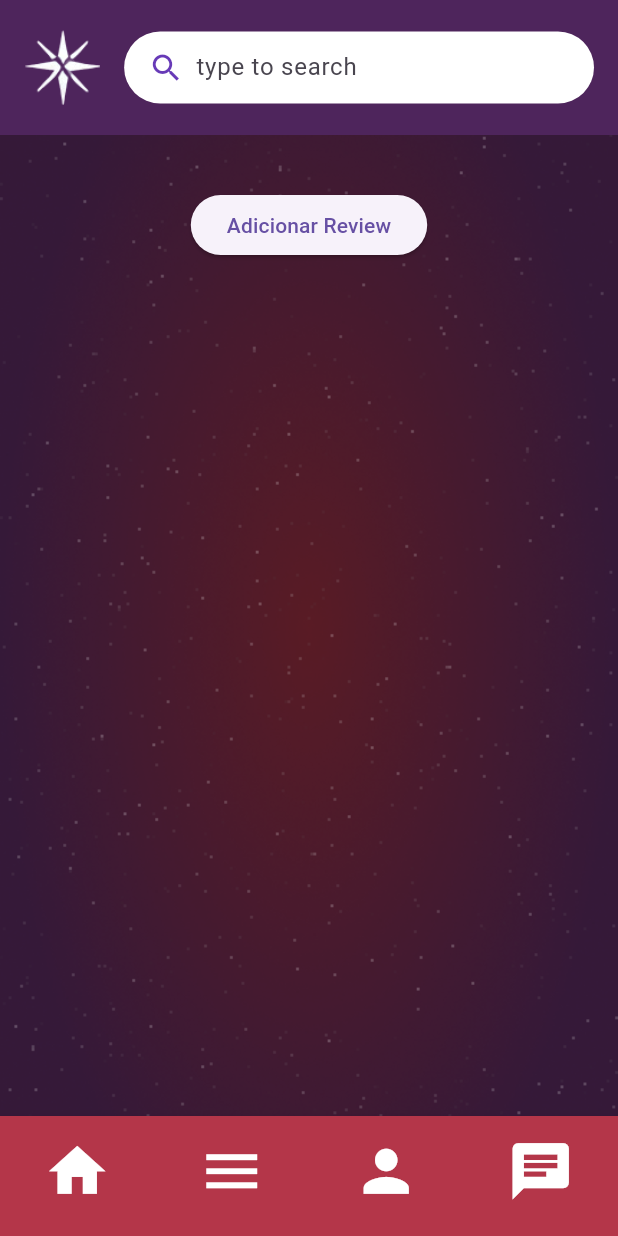
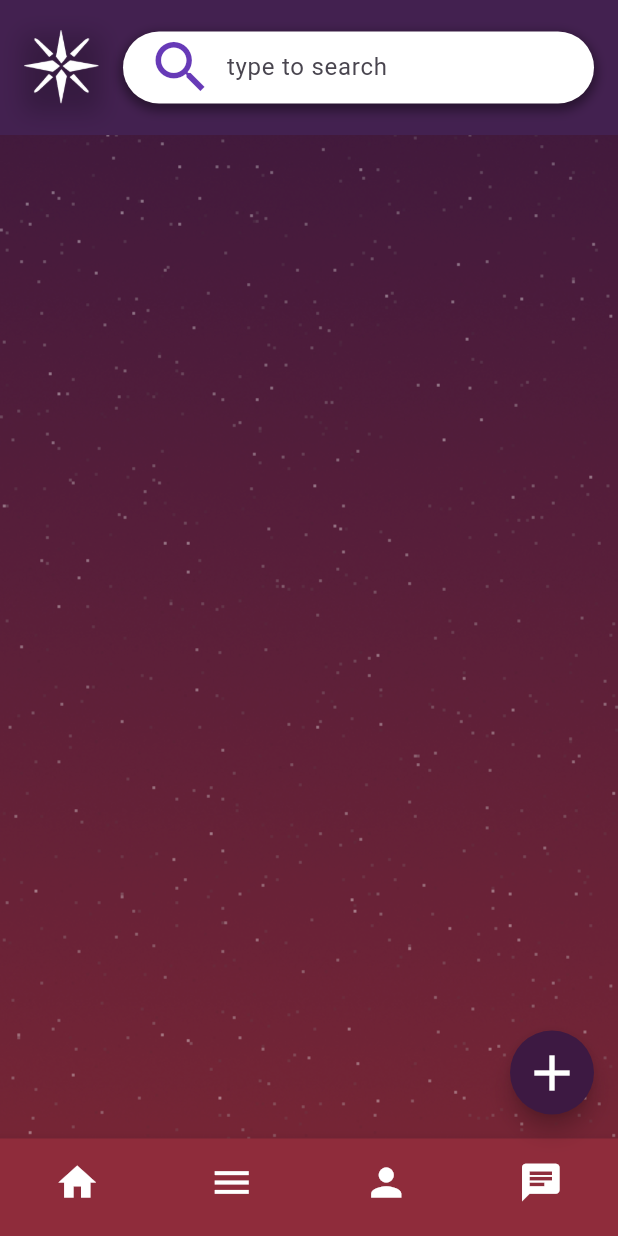
Before and after one commit to ThiNs7/Starlit-App, a Flutter app: the Biblioteca screen opened directly, on a phone screen of 412 x 824 dp. Run offline on Flutter 3.47's test engine with Material 3 defaults, Android fonts, the phone set to English and light mode, and no system bars; our stand-ins replace flutter_rating_bar, google_fonts.

Commit message:
fit: formúlario adicionado e biblioteca atualizada

```diff
--- a/lib/main.dart
+++ b/lib/main.dart
@@ -1,6 +1,7 @@
 import 'package:flutter/material.dart';
 import 'package:provider/provider.dart';
 import 'package:starlitfilms/controllers/authProvider.dart';
+import 'package:starlitfilms/screens/biblioteca.dart';
 import 'package:starlitfilms/screens/entrar.dart';
 import 'package:starlitfilms/screens/homepage.dart';
 
@@ -22,10 +23,11 @@ class MyApp extends StatelessWidget {
       ],
       child: MaterialApp(
         debugShowCheckedModeBanner: false,
-        initialRoute: '/',
+        initialRoute: '/biblioteca',
         routes: {
           '/home' : (context) => HomePage(),
-          '/': (context) => Entrar()
+          '/': (context) => Entrar(),
+          '/biblioteca' : (context) => Biblioteca(),
         },
       ),
     );
--- a/lib/screens/biblioteca.dart
+++ b/lib/screens/biblioteca.dart
@@ -1,18 +1,6 @@
 import 'package:flutter/material.dart';
+import 'package:starlitfilms/components/review_form.dart';
 
-class Review {
-  final String title;
-  final String description;
-  final String imagePath;
-  final int rating;
-
-  Review({
-    required this.title,
-    required this.description,
-    required this.imagePath,
-    required this.rating,
-  });
-}
 
 class Biblioteca extends StatefulWidget {
   const Biblioteca({Key? key}) : super(key: key);
@@ -24,17 +12,19 @@ class Biblioteca extends StatefulWidget {
 class _BibliotecaState extends State<Biblioteca> {
   List<Review> userReviews = [];
 
-  void addReview() {
-    setState(() {
-      userReviews.add(
-        Review(
-          title: 'Novo Filme',
-          description: 'Descrição do novo filme...',
-          imagePath: 'assets/new_movie.jpg',
-          rating: 4,
-        ),
-      );
-    });
+  void _showReviewForm() {
+    showDialog(
+      context: context,
+      builder: (BuildContext context) {
+        return ReviewForm(
+          onSubmit: (review) {
+            setState(() {
+              userReviews.add(review);
+            });
+          },
+        );
+      },
+    );
   }
 
   @override
@@ -43,7 +33,7 @@ class _BibliotecaState extends State<Biblioteca> {
       backgroundColor: Colors.deepPurple[800],
       appBar: AppBar(
         automaticallyImplyLeading: false,
-        backgroundColor: const Color.fromARGB(255, 74, 30, 80),
+        backgroundColor: Color.fromARGB(255, 61, 25, 66),
         toolbarHeight: 90.0,
         elevation: 50,
         shadowColor: const Color(0xFF0000),
@@ -51,9 +41,21 @@ class _BibliotecaState extends State<Biblioteca> {
           children: [
             Padding(
               padding: const EdgeInsets.only(right: 16.0),
-              child: Image.asset(
-                'assets/logoSmall.png',
-                height: 50.0,
+              child: Container(
+                decoration: BoxDecoration(
+                  boxShadow: [
+                    BoxShadow(
+                      color: Colors.black.withOpacity(0.20),
+                      blurRadius: 12,
+                      spreadRadius: 1,
+                      offset: const Offset(0, 4),
+                    ),
+                  ],
+                ),
+                child: Image.asset(
+                  'assets/logoSmall.png',
+                  height: 50.0,
+                ),
               ),
             ),
             Expanded(
@@ -62,10 +64,18 @@ class _BibliotecaState extends State<Biblioteca> {
                 decoration: BoxDecoration(
                   color: Colors.white,
                   borderRadius: BorderRadius.circular(30.0),
+                  boxShadow: [
+                    BoxShadow(
+                      color: Colors.black.withOpacity(0.4),
+                      spreadRadius: 2,
+                      blurRadius: 5,
+                      offset: const Offset(0, 3),
+                    ),
+                  ],
                 ),
-                child: Row(
-                  children: const [
-                    Icon(Icons.search, color: Colors.deepPurple),
+                child: const Row(
+                  children: [
+                    Icon(Icons.search, color: Colors.deepPurple, size: 45),
                     SizedBox(width: 8),
                     Expanded(
                       child: TextField(
@@ -87,20 +97,15 @@ class _BibliotecaState extends State<Biblioteca> {
         height: MediaQuery.of(context).size.height,
         decoration: const BoxDecoration(
           image: DecorationImage(
-            image: AssetImage('assets/fundoPrimeiro.png'),
-            fit: BoxFit.cover,
+            image: AssetImage('assets/homeFundo.png'),
+            fit
+                        : BoxFit.cover,
           ),
         ),
         child: Padding(
           padding: const EdgeInsets.all(16.0),
           child: Column(
             children: [
-              const SizedBox(height: 20),
-              ElevatedButton(
-                onPressed: addReview,
-                child: const Text('Adicionar Review'),
-              ),
-              const SizedBox(height: 20),
               Expanded(
                 child: ListView.builder(
                   itemCount: userReviews.length,
@@ -113,26 +118,34 @@ class _BibliotecaState extends State<Biblioteca> {
           ),
         ),
       ),
+      floatingActionButton: FloatingActionButton(
+        onPressed: _showReviewForm,
+        backgroundColor: const Color.fromARGB(255, 61, 25, 66),
+        child: const Icon(Icons.add, size: 40, color: Colors.white),
+        shape: RoundedRectangleBorder(
+          borderRadius: BorderRadius.circular(35),
+        ),
+      ),
       bottomNavigationBar: BottomNavigationBar(
         type: BottomNavigationBarType.fixed,
-        backgroundColor: const Color(0XFFB43649),
+        backgroundColor: Color.fromARGB(255, 143, 44, 59),
         showSelectedLabels: false,
         showUnselectedLabels: false,
         items: const [
           BottomNavigationBarItem(
-            icon: Icon(Icons.home, size: 45, color: Colors.white),
+            icon: Icon(Icons.home, size: 30, color: Colors.white),
             label: '',
           ),
           BottomNavigationBarItem(
-            icon: Icon(Icons.menu, size: 45, color: Colors.white),
+            icon: Icon(Icons.menu, size: 30, color: Colors.white),
             label: '',
           ),
           BottomNavigationBarItem(
-            icon: Icon(Icons.person, size: 45, color: Colors.white),
+            icon: Icon(Icons.person, size: 30, color: Colors.white),
             label: '',
           ),
           BottomNavigationBarItem(
-            icon: Icon(Icons.chat, size: 45, color: Colors.white),
+            icon: Icon(Icons.chat, size: 30, color: Colors.white),
             label: '',
           ),
         ],
--- a/pubspec.yaml
+++ b/pubspec.yaml
@@ -30,6 +30,7 @@ environment:
 dependencies:
   flutter:
     sdk: flutter
+  flutter_rating_bar: ^4.0.0
   cupertino_icons: ^1.0.6
   http: ^1.2.2
   provider: ^6.1.2
@@ -38,6 +39,7 @@ dev_dependencies:
   flutter_test:
     sdk: flutter
   google_fonts: ^6.2.1
+
 
   # The "flutter_lints" package below contains a set of recommended lints to
   # encourage good coding practices. The lint set provided by the package is
```
Also changed, not shown: lib/components/review_form.dart (added, +98 -0 lines), assets/homeFundo.png (added), assets/logoSmall.png, pubspec.lock.
